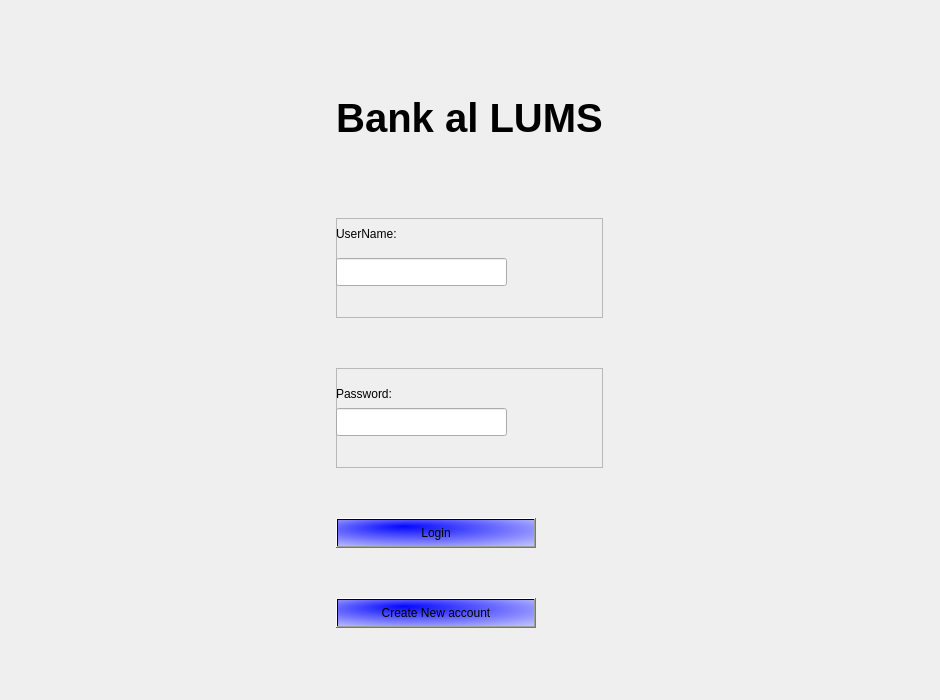
Old version of the form mainwindow.ui in the repository ItsAhadun/ATM.
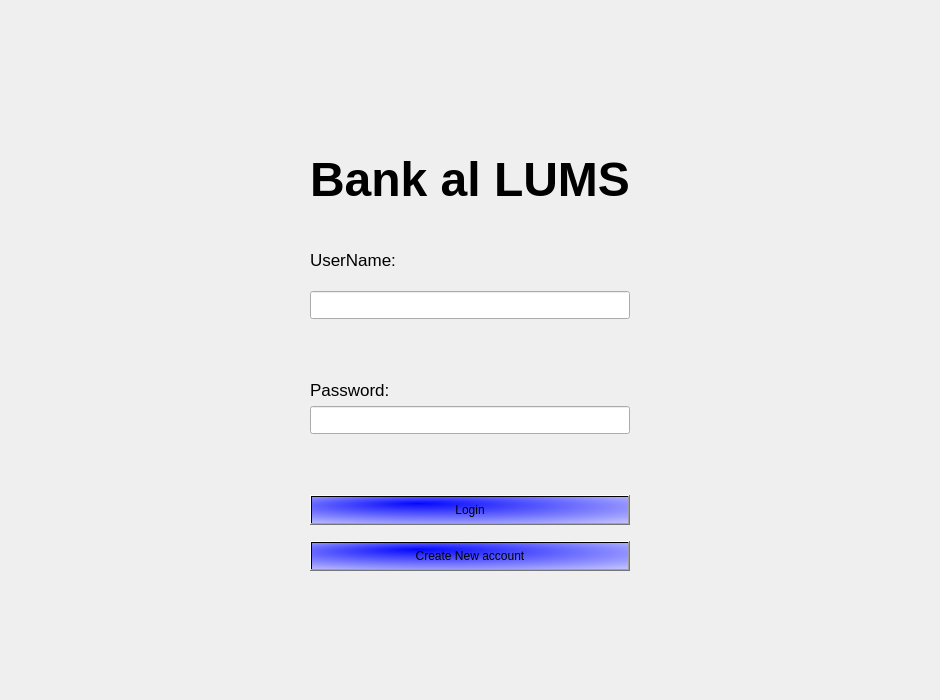
New version of the form. The open tabs and pages were chosen to show the change.

What changed in the file:
```diff
--- a/mainwindow.ui
+++ b/mainwindow.ui
@@ -35,10 +35,33 @@
       <widget class="QWidget" name="login_Page">
        <layout class="QHBoxLayout" name="horizontalLayout_3">
         <item>
-         <layout class="QVBoxLayout" name="verticalLayout_4" stretch="1,1,1,1,1">
-          <property name="spacing">
-           <number>0</number>
+         <spacer name="horizontalSpacer_6">
+          <property name="orientation">
+           <enum>Qt::Orientation::Horizontal</enum>
           </property>
+          <property name="sizeHint" stdset="0">
+           <size>
+            <width>40</width>
+            <height>20</height>
+           </size>
+          </property>
+         </spacer>
+        </item>
+        <item>
+         <layout class="QVBoxLayout" name="verticalLayout" stretch="2,2,2,2,1,0,2,1,2,0,2,2">
+          <item>
+           <spacer name="verticalSpacer_7">
+            <property name="orientation">
+             <enum>Qt::Orientation::Vertical</enum>
+            </property>
+            <property name="sizeHint" stdset="0">
+             <size>
+              <width>20</width>
+              <height>40</height>
+             </size>
+            </property>
+           </spacer>
+          </item>
           <item>
            <widget class="QLabel" name="label">
             <property name="minimumSize">
@@ -55,7 +78,7 @@
             </property>
             <property name="font">
              <font>
-              <pointsize>30</pointsize>
+              <pointsize>36</pointsize>
               <bold>true</bold>
              </font>
             </property>
@@ -73,40 +96,18 @@
            </widget>
           </item>
           <item>
-           <widget class="QFrame" name="frame">
-            <property name="minimumSize">
-             <size>
-              <width>170</width>
-              <height>100</height>
-             </size>
-            </property>
-            <property name="maximumSize">
-             <size>
-              <width>300</width>
-              <height>100</height>
-             </size>
-            </property>
-            <property name="frameShape">
-             <enum>QFrame::Shape::StyledPanel</enum>
-            </property>
-            <property name="frameShadow">
-             <enum>QFrame::Shadow::Raised</enum>
-            </property>
             <widget class="QLabel" name="username_Label">
-             <property name="geometry">
-              <rect>
-               <x>0</x>
-               <y>0</y>
-               <width>171</width>
-               <height>31</height>
-              </rect>
-             </property>
              <property name="maximumSize">
               <size>
                <width>200</width>
                <height>50</height>
               </size>
              </property>
+            <property name="font">
+             <font>
+              <pointsize>13</pointsize>
+             </font>
+            </property>
              <property name="styleSheet">
               <string notr="true">Qlabel{
 font-size:15px;
@@ -119,14 +120,14 @@
               <set>Qt::AlignmentFlag::AlignLeading|Qt::AlignmentFlag::AlignLeft|Qt::AlignmentFlag::AlignVCenter</set>
              </property>
             </widget>
+          </item>
+          <item alignment="">
             <widget class="QLineEdit" name="lineEdit">
-             <property name="geometry">
-              <rect>
-               <x>0</x>
-               <y>40</y>
-               <width>171</width>
-               <height>28</height>
-              </rect>
+            <property name="minimumSize">
+             <size>
+              <width>260</width>
+              <height>0</height>
+             </size>
              </property>
              <property name="styleSheet">
               <string notr="true">QLineEdit{
@@ -135,36 +136,53 @@
 }</string>
              </property>
             </widget>
-           </widget>
           </item>
           <item>
-           <widget class="QFrame" name="frame_2">
-            <property name="minimumSize">
+           <spacer name="verticalSpacer_10">
+            <property name="orientation">
+             <enum>Qt::Orientation::Vertical</enum>
+            </property>
+            <property name="sizeHint" stdset="0">
              <size>
-              <width>170</width>
-              <height>100</height>
+              <width>20</width>
+              <height>40</height>
              </size>
             </property>
+           </spacer>
+          </item>
+          <item>
+           <widget class="QLabel" name="password_Label">
             <property name="maximumSize">
              <size>
-              <width>300</width>
-              <height>100</height>
+              <width>200</width>
+              <height>50</height>
              </size>
             </property>
-            <property name="frameShape">
-             <enum>QFrame::Shape::StyledPanel</enum>
+            <property name="font">
+             <font>
+              <pointsize>13</pointsize>
+             </font>
             </property>
-            <property name="frameShadow">
-             <enum>QFrame::Shadow::Raised</enum>
+            <property name="styleSheet">
+             <string notr="true">Qlabel{
+font-size:15px;
+}</string>
             </property>
+            <property name="text">
+             <string>Password:</string>
+            </property>
+            <property name="alignment">
+             <set>Qt::AlignmentFlag::AlignLeading|Qt::AlignmentFlag::AlignLeft|Qt::AlignmentFlag::AlignVCenter</set>
+            </property>
+           </widget>
+          </item>
+          <item alignment="">
             <widget class="QLineEdit" name="lineEdit_2">
-             <property name="geometry">
-              <rect>
-               <x>0</x>
-               <y>40</y>
-               <width>171</width>
-               <height>28</height>
-              </rect>
+            <property name="minimumSize">
+             <size>
+              <width>260</width>
+              <height>0</height>
+             </size>
              </property>
              <property name="styleSheet">
               <string notr="true">QLineEdit{
@@ -176,46 +194,37 @@
               <enum>QLineEdit::EchoMode::Password</enum>
              </property>
             </widget>
-            <widget class="QLabel" name="password_Label">
-             <property name="geometry">
-              <rect>
-               <x>0</x>
-               <y>10</y>
-               <width>171</width>
-               <height>31</height>
-              </rect>
-             </property>
-             <property name="maximumSize">
+          </item>
+          <item>
+           <spacer name="verticalSpacer_11">
+            <property name="orientation">
+             <enum>Qt::Orientation::Vertical</enum>
+            </property>
+            <property name="sizeHint" stdset="0">
               <size>
-               <width>200</width>
-               <height>50</height>
-              </size>
-             </property>
-             <property name="styleSheet">
-              <string notr="true">Qlabel{
-font-size:15px;
-}</string>
-             </property>
-             <property name="text">
-              <string>Password:</string>
-             </property>
-             <property name="alignment">
-              <set>Qt::AlignmentFlag::AlignLeading|Qt::AlignmentFlag::AlignLeft|Qt::AlignmentFlag::AlignVCenter</set>
-             </property>
-            </widget>
-           </widget>
+              <width>20</width>
+              <height>30</height>
+             </size>
+            </property>
+           </spacer>
           </item>
           <item alignment="">
            <widget class="QPushButton" name="login_button">
             <property name="sizePolicy">
-             <sizepolicy hsizetype="Minimum" vsizetype="Minimum">
+             <sizepolicy hsizetype="MinimumExpanding" vsizetype="MinimumExpanding">
               <horstretch>0</horstretch>
               <verstretch>0</verstretch>
              </sizepolicy>
             </property>
+            <property name="minimumSize">
+             <size>
+              <width>260</width>
+              <height>0</height>
+             </size>
+            </property>
             <property name="maximumSize">
              <size>
-              <width>200</width>
+              <width>10000</width>
               <height>30</height>
              </size>
             </property>
@@ -231,17 +240,36 @@
             </property>
            </widget>
           </item>
+          <item>
+           <spacer name="horizontalSpacer_8">
+            <property name="orientation">
+             <enum>Qt::Orientation::Horizontal</enum>
+            </property>
+            <property name="sizeHint" stdset="0">
+             <size>
+              <width>40</width>
+              <height>10</height>
+             </size>
+            </property>
+           </spacer>
+          </item>
           <item alignment="">
            <widget class="QPushButton" name="createAccount_Button">
             <property name="sizePolicy">
-             <sizepolicy hsizetype="Minimum" vsizetype="Minimum">
+             <sizepolicy hsizetype="MinimumExpanding" vsizetype="MinimumExpanding">
               <horstretch>0</horstretch>
               <verstretch>0</verstretch>
              </sizepolicy>
             </property>
+            <property name="minimumSize">
+             <size>
+              <width>260</width>
+              <height>0</height>
+             </size>
+            </property>
             <property name="maximumSize">
              <size>
-              <width>200</width>
+              <width>10000</width>
               <height>30</height>
              </size>
             </property>
@@ -256,8 +284,34 @@
             </property>
            </widget>
           </item>
+          <item>
+           <spacer name="verticalSpacer_8">
+            <property name="orientation">
+             <enum>Qt::Orientation::Vertical</enum>
+            </property>
+            <property name="sizeHint" stdset="0">
+             <size>
+              <width>20</width>
+              <height>40</height>
+             </size>
+            </property>
+           </spacer>
+          </item>
          </layout>
         </item>
+        <item>
+         <spacer name="horizontalSpacer_7">
+          <property name="orientation">
+           <enum>Qt::Orientation::Horizontal</enum>
+          </property>
+          <property name="sizeHint" stdset="0">
+           <size>
+            <width>40</width>
+            <height>20</height>
+           </size>
+          </property>
+         </spacer>
+        </item>
        </layout>
       </widget>
       <widget class="QWidget" name="receipt_Page"/>
```
Left out of the diff: 2 changed lines with no effect on the pictures. Lines whose indentation alone changed are shown as unchanged.
